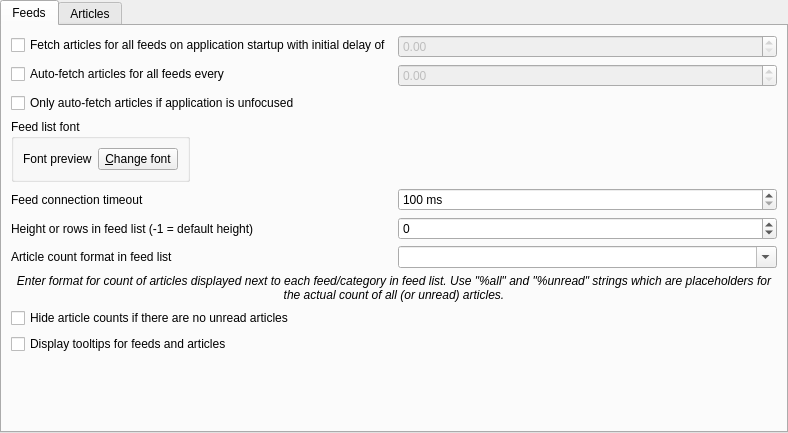
Qt form src/librssguard/gui/settings/settingsfeedsmessages.ui (norbusan/rssguard-debian) before a commit.
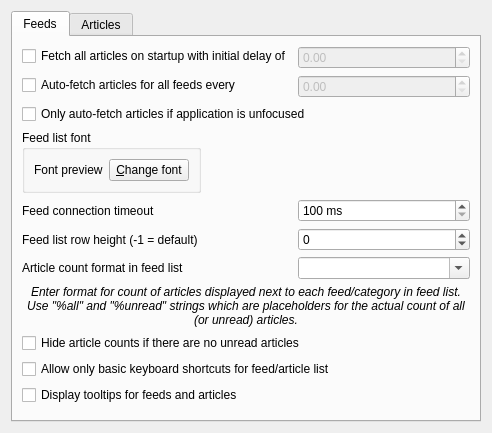
The same form after that commit. The open tabs and pages were chosen to show the change. Custom widgets are drawn as their Qt base class.

The edit to the form file:
```diff
--- a/src/librssguard/gui/settings/settingsfeedsmessages.ui
+++ b/src/librssguard/gui/settings/settingsfeedsmessages.ui
@@ -6,27 +6,15 @@
    <rect>
     <x>0</x>
     <y>0</y>
-    <width>788</width>
+    <width>479</width>
     <height>433</height>
    </rect>
   </property>
   <layout class="QHBoxLayout" name="horizontalLayout">
-   <property name="leftMargin">
-    <number>0</number>
-   </property>
-   <property name="topMargin">
-    <number>0</number>
-   </property>
-   <property name="rightMargin">
-    <number>0</number>
-   </property>
-   <property name="bottomMargin">
-    <number>0</number>
-   </property>
    <item>
     <widget class="QTabWidget" name="m_tabFeedsMessages">
      <property name="currentIndex">
-      <number>0</number>
+      <number>1</number>
      </property>
      <widget class="QWidget" name="m_tabFeeds">
       <attribute name="title">
@@ -36,7 +24,7 @@
        <item row="0" column="0">
         <widget class="QCheckBox" name="m_checkUpdateAllFeedsOnStartup">
          <property name="text">
-          <string>Fetch articles for all feeds on application startup with initial delay of</string>
+          <string>Fetch all articles on startup with initial delay of</string>
          </property>
         </widget>
        </item>
@@ -45,6 +33,12 @@
          <property name="enabled">
           <bool>false</bool>
          </property>
+         <property name="minimumSize">
+          <size>
+           <width>150</width>
+           <height>0</height>
+          </size>
+         </property>
          <property name="readOnly">
           <bool>false</bool>
          </property>
@@ -65,6 +59,12 @@
          <property name="enabled">
           <bool>false</bool>
          </property>
+         <property name="minimumSize">
+          <size>
+           <width>150</width>
+           <height>0</height>
+          </size>
+         </property>
          <property name="readOnly">
           <bool>false</bool>
          </property>
@@ -124,6 +124,12 @@
        </item>
        <item row="4" column="1">
         <widget class="QSpinBox" name="m_spinFeedUpdateTimeout">
+         <property name="minimumSize">
+          <size>
+           <width>150</width>
+           <height>0</height>
+          </size>
+         </property>
          <property name="toolTip">
           <string>Connection timeout is time interval which is reserved for downloading new messages for the feed. If this time interval elapses, then download process is aborted.</string>
          </property>
@@ -144,7 +150,7 @@
        <item row="5" column="0">
         <widget class="QLabel" name="label_6">
          <property name="text">
-          <string>Height or rows in feed list (-1 = default height)</string>
+          <string>Feed list row height (-1 = default)</string>
          </property>
          <property name="buddy">
           <cstring>m_spinHeightRowsFeeds</cstring>
@@ -153,6 +159,12 @@
        </item>
        <item row="5" column="1">
         <widget class="QSpinBox" name="m_spinHeightRowsFeeds">
+         <property name="minimumSize">
+          <size>
+           <width>150</width>
+           <height>0</height>
+          </size>
+         </property>
          <property name="minimum">
           <number>-1</number>
          </property>
@@ -173,6 +185,12 @@
        </item>
        <item row="6" column="1">
         <widget class="QComboBox" name="m_cmbCountsFeedList">
+         <property name="minimumSize">
+          <size>
+           <width>150</width>
+           <height>0</height>
+          </size>
+         </property>
          <property name="toolTip">
           <string notr="true"/>
          </property>
@@ -206,14 +224,14 @@
          </property>
         </widget>
        </item>
-       <item row="9" column="0" colspan="2">
+       <item row="10" column="0" colspan="2">
         <widget class="QCheckBox" name="m_checkShowTooltips">
          <property name="text">
           <string>Display tooltips for feeds and articles</string>
          </property>
         </widget>
        </item>
-       <item row="10" column="0" colspan="2">
+       <item row="11" column="0" colspan="2">
         <spacer name="verticalSpacer">
          <property name="orientation">
           <enum>Qt::Vertical</enum>
@@ -226,6 +244,13 @@
          </property>
         </spacer>
        </item>
+       <item row="9" column="0" colspan="2">
+        <widget class="QCheckBox" name="m_cbListsRestrictedShortcuts">
+         <property name="text">
+          <string>Allow only basic keyboard shortcuts for feed/article list</string>
+         </property>
+        </widget>
+       </item>
       </layout>
      </widget>
      <widget class="QWidget" name="m_tabMessages">
@@ -278,7 +303,7 @@
        <item row="7" column="0">
         <widget class="QLabel" name="label_2">
          <property name="text">
-          <string>Height or rows in article list (-1 = default height)</string>
+          <string>Article list row height (-1 = default)</string>
          </property>
          <property name="buddy">
           <cstring>m_spinHeightRowsMessages</cstring>
@@ -287,6 +312,12 @@
        </item>
        <item row="7" column="1">
         <widget class="QSpinBox" name="m_spinHeightRowsMessages">
+         <property name="minimumSize">
+          <size>
+           <width>150</width>
+           <height>0</height>
+          </size>
+         </property>
          <property name="minimum">
           <number>-1</number>
          </property>
@@ -307,6 +338,12 @@
        </item>
        <item row="8" column="1">
         <widget class="QSpinBox" name="m_spinHeightImageAttachments">
+         <property name="minimumSize">
+          <size>
+           <width>150</width>
+           <height>0</height>
+          </size>
+         </property>
          <property name="minimum">
           <number>22</number>
          </property>
@@ -318,7 +355,7 @@
        <item row="9" column="0">
         <widget class="QCheckBox" name="m_checkMessagesDateTimeFormat">
          <property name="text">
-          <string>Use custom date/time format (overrides format loaded from active localization)</string>
+          <string>Use custom date/time format</string>
          </property>
          <property name="checkable">
           <bool>true</bool>
@@ -329,7 +366,14 @@
         </widget>
        </item>
        <item row="9" column="1">
-        <widget class="QComboBox" name="m_cmbMessagesDateTimeFormat"/>
+        <widget class="QComboBox" name="m_cmbMessagesDateTimeFormat">
+         <property name="minimumSize">
+          <size>
+           <width>150</width>
+           <height>0</height>
+          </size>
+         </property>
+        </widget>
        </item>
        <item row="10" column="0" colspan="2">
         <layout class="QHBoxLayout" name="horizontalLayout_4">
@@ -416,7 +460,7 @@
        <item row="1" column="0" colspan="2">
         <widget class="QCheckBox" name="m_cmbIgnoreContentsChanges">
          <property name="text">
-          <string>Ignore changes in article contents when determining if article is &quot;new&quot;</string>
+          <string>Ignore changes in article body (text) when article is updated upstream</string>
          </property>
         </widget>
        </item>
```
Left out of the diff: 1 changed line with no effect on the pictures.
